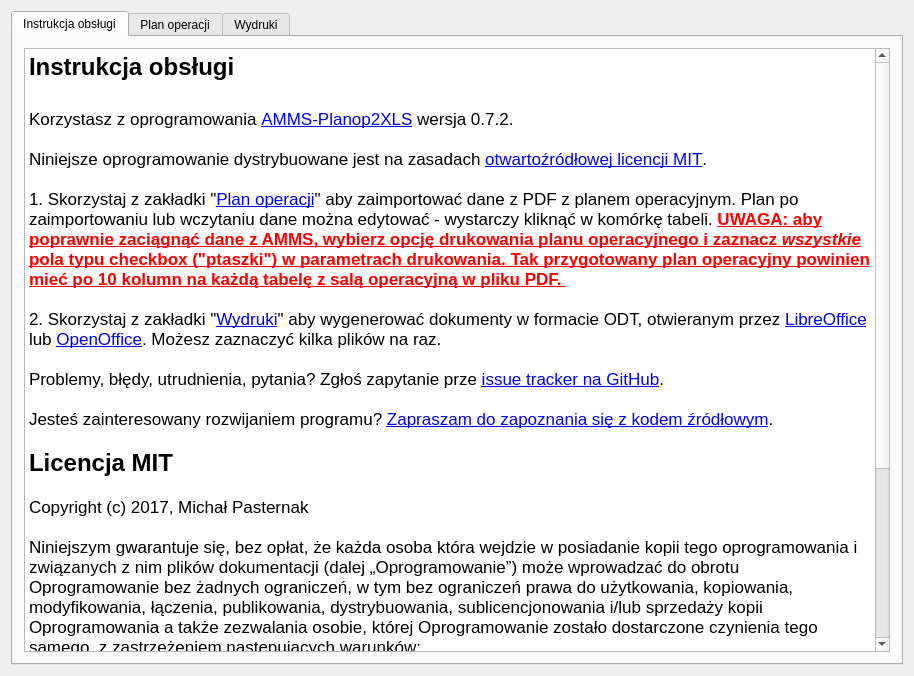
Before: the Qt Designer form amms_planop2xls/mainwindow.ui in mpasternak/amms-planop2xls, drawn with Qt 5.
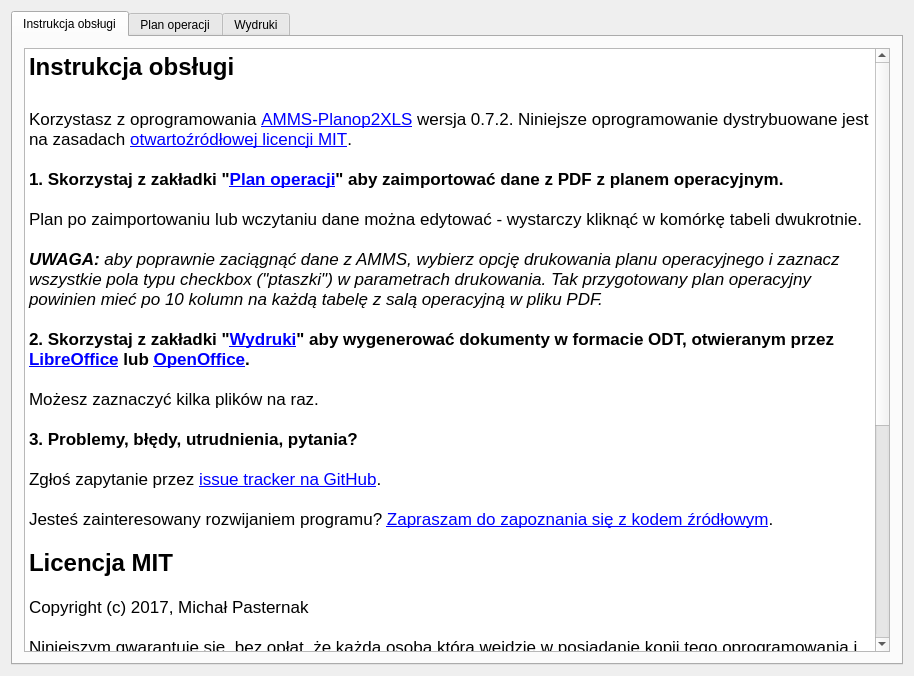
After: the same form once the commit is applied. The open tabs and pages were chosen to show the change. Icons and pictures are not drawn.

Commit message: Literówka, formatownaie tekstu instrukcji

Diff of the .ui file:
```diff
--- a/amms_planop2xls/mainwindow.ui
+++ b/amms_planop2xls/mainwindow.ui
@@ -40,15 +40,21 @@
 &lt;/style&gt;&lt;/head&gt;&lt;body style=&quot; font-family:'.SF NS Text'; font-size:13pt; font-weight:400; font-style:normal;&quot;&gt;
 &lt;p style=&quot; margin-top:0px; margin-bottom:0px; margin-left:0px; margin-right:0px; -qt-block-indent:0; text-indent:0px;&quot;&gt;&lt;span style=&quot; font-size:18pt; font-weight:600;&quot;&gt;Instrukcja obsługi&lt;/span&gt;&lt;/p&gt;
 &lt;p style=&quot;-qt-paragraph-type:empty; margin-top:0px; margin-bottom:0px; margin-left:0px; margin-right:0px; -qt-block-indent:0; text-indent:0px; font-size:18pt; font-weight:600;&quot;&gt;&lt;br /&gt;&lt;/p&gt;
-&lt;p style=&quot; margin-top:0px; margin-bottom:0px; margin-left:0px; margin-right:0px; -qt-block-indent:0; text-indent:0px;&quot;&gt;Korzystasz z oprogramowania &lt;a href=&quot;https://github.com/mpasternak/amms-planop2xls&quot;&gt;&lt;span style=&quot; text-decoration: underline; color:#0000ff;&quot;&gt;AMMS-Planop2XLS&lt;/span&gt;&lt;/a&gt; wersja 0.7.2. &lt;/p&gt;
+&lt;p style=&quot; margin-top:0px; margin-bottom:0px; margin-left:0px; margin-right:0px; -qt-block-indent:0; text-indent:0px;&quot;&gt;Korzystasz z oprogramowania &lt;a href=&quot;https://github.com/mpasternak/amms-planop2xls&quot;&gt;&lt;span style=&quot; text-decoration: underline; color:#0000ff;&quot;&gt;AMMS-Planop2XLS&lt;/span&gt;&lt;/a&gt; wersja 0.7.2. Niniejsze oprogramowanie dystrybuowane jest na zasadach &lt;a href=&quot;https://pl.wikipedia.org/wiki/Licencja_MIT&quot;&gt;&lt;span style=&quot; text-decoration: underline; color:#0000ff;&quot;&gt;otwartoźródłowej licencji MIT&lt;/span&gt;&lt;/a&gt;. &lt;/p&gt;
 &lt;p style=&quot;-qt-paragraph-type:empty; margin-top:0px; margin-bottom:0px; margin-left:0px; margin-right:0px; -qt-block-indent:0; text-indent:0px;&quot;&gt;&lt;br /&gt;&lt;/p&gt;
-&lt;p style=&quot; margin-top:0px; margin-bottom:0px; margin-left:0px; margin-right:0px; -qt-block-indent:0; text-indent:0px;&quot;&gt;Niniejsze oprogramowanie dystrybuowane jest na zasadach &lt;a href=&quot;https://pl.wikipedia.org/wiki/Licencja_MIT&quot;&gt;&lt;span style=&quot; text-decoration: underline; color:#0000ff;&quot;&gt;otwartoźródłowej licencji MIT&lt;/span&gt;&lt;/a&gt;. &lt;/p&gt;
+&lt;p style=&quot; margin-top:0px; margin-bottom:0px; margin-left:0px; margin-right:0px; -qt-block-indent:0; text-indent:0px;&quot;&gt;&lt;span style=&quot; font-weight:600;&quot;&gt;1. Skorzystaj z zakładki &amp;quot;&lt;/span&gt;&lt;a href=&quot;tab://1&quot;&gt;&lt;span style=&quot; font-weight:600; text-decoration: underline; color:#0000ff;&quot;&gt;Plan operacji&lt;/span&gt;&lt;/a&gt;&lt;span style=&quot; font-weight:600;&quot;&gt;&amp;quot; aby zaimportować dane z PDF z planem operacyjnym. &lt;/span&gt;&lt;/p&gt;
+&lt;p style=&quot;-qt-paragraph-type:empty; margin-top:0px; margin-bottom:0px; margin-left:0px; margin-right:0px; -qt-block-indent:0; text-indent:0px; font-weight:600;&quot;&gt;&lt;br /&gt;&lt;/p&gt;
+&lt;p style=&quot; margin-top:0px; margin-bottom:0px; margin-left:0px; margin-right:0px; -qt-block-indent:0; text-indent:0px;&quot;&gt;Plan po zaimportowaniu lub wczytaniu dane można edytować - wystarczy kliknąć w komórkę tabeli dwukrotnie. &lt;/p&gt;
 &lt;p style=&quot;-qt-paragraph-type:empty; margin-top:0px; margin-bottom:0px; margin-left:0px; margin-right:0px; -qt-block-indent:0; text-indent:0px;&quot;&gt;&lt;br /&gt;&lt;/p&gt;
-&lt;p style=&quot; margin-top:0px; margin-bottom:0px; margin-left:0px; margin-right:0px; -qt-block-indent:0; text-indent:0px;&quot;&gt;1. Skorzystaj z zakładki &amp;quot;&lt;a href=&quot;tab://1&quot;&gt;&lt;span style=&quot; text-decoration: underline; color:#0000ff;&quot;&gt;Plan operacji&lt;/span&gt;&lt;/a&gt;&amp;quot; aby zaimportować dane z PDF z planem operacyjnym. Plan po zaimportowaniu lub wczytaniu dane można edytować - wystarczy kliknąć w komórkę tabeli. &lt;span style=&quot; font-weight:600; text-decoration: underline; color:#ff0000;&quot;&gt;UWAGA: aby poprawnie zaciągnąć dane z AMMS, wybierz opcję drukowania planu operacyjnego i zaznacz &lt;/span&gt;&lt;span style=&quot; font-weight:600; font-style:italic; text-decoration: underline; color:#ff0000;&quot;&gt;wszystkie&lt;/span&gt;&lt;span style=&quot; font-weight:600; text-decoration: underline; color:#ff0000;&quot;&gt; pola typu checkbox (&amp;quot;ptaszki&amp;quot;) w parametrach drukowania. Tak przygotowany plan operacyjny powinien mieć po 10 kolumn na każdą tabelę z salą operacyjną w pliku PDF. &lt;/span&gt;&lt;/p&gt;
+&lt;p style=&quot; margin-top:0px; margin-bottom:0px; margin-left:0px; margin-right:0px; -qt-block-indent:0; text-indent:0px;&quot;&gt;&lt;span style=&quot; font-weight:600; font-style:italic; color:#000000;&quot;&gt;UWAGA: &lt;/span&gt;&lt;span style=&quot; font-style:italic; color:#000000;&quot;&gt;aby poprawnie zaciągnąć dane z AMMS, wybierz opcję drukowania planu operacyjnego i zaznacz wszystkie pola typu checkbox (&amp;quot;ptaszki&amp;quot;) w parametrach drukowania. Tak przygotowany plan operacyjny powinien mieć po 10 kolumn na każdą tabelę z salą operacyjną w pliku PDF. &lt;/span&gt;&lt;/p&gt;
+&lt;p style=&quot;-qt-paragraph-type:empty; margin-top:0px; margin-bottom:0px; margin-left:0px; margin-right:0px; -qt-block-indent:0; text-indent:0px; font-weight:600; font-style:italic;&quot;&gt;&lt;br /&gt;&lt;/p&gt;
+&lt;p style=&quot; margin-top:0px; margin-bottom:0px; margin-left:0px; margin-right:0px; -qt-block-indent:0; text-indent:0px;&quot;&gt;&lt;span style=&quot; font-weight:600;&quot;&gt;2. Skorzystaj z zakładki &amp;quot;&lt;/span&gt;&lt;a href=&quot;tab://2&quot;&gt;&lt;span style=&quot; font-weight:600; text-decoration: underline; color:#0000ff;&quot;&gt;Wydruki&lt;/span&gt;&lt;/a&gt;&lt;span style=&quot; font-weight:600;&quot;&gt;&amp;quot; aby wygenerować dokumenty w formacie ODT, otwieranym przez &lt;/span&gt;&lt;a href=&quot;http://www.libreoffice.org&quot;&gt;&lt;span style=&quot; font-weight:600; text-decoration: underline; color:#0000ff;&quot;&gt;LibreOffice&lt;/span&gt;&lt;/a&gt;&lt;span style=&quot; font-weight:600;&quot;&gt; lub &lt;/span&gt;&lt;a href=&quot;https://www.openoffice.org&quot;&gt;&lt;span style=&quot; font-weight:600; text-decoration: underline; color:#0000ff;&quot;&gt;OpenOffice&lt;/span&gt;&lt;/a&gt;&lt;span style=&quot; font-weight:600;&quot;&gt;. &lt;/span&gt;&lt;/p&gt;
+&lt;p style=&quot;-qt-paragraph-type:empty; margin-top:0px; margin-bottom:0px; margin-left:0px; margin-right:0px; -qt-block-indent:0; text-indent:0px; font-weight:600;&quot;&gt;&lt;br /&gt;&lt;/p&gt;
+&lt;p style=&quot; margin-top:0px; margin-bottom:0px; margin-left:0px; margin-right:0px; -qt-block-indent:0; text-indent:0px;&quot;&gt;Możesz zaznaczyć kilka plików na raz. &lt;/p&gt;
 &lt;p style=&quot;-qt-paragraph-type:empty; margin-top:0px; margin-bottom:0px; margin-left:0px; margin-right:0px; -qt-block-indent:0; text-indent:0px;&quot;&gt;&lt;br /&gt;&lt;/p&gt;
-&lt;p style=&quot; margin-top:0px; margin-bottom:0px; margin-left:0px; margin-right:0px; -qt-block-indent:0; text-indent:0px;&quot;&gt;2. Skorzystaj z zakładki &amp;quot;&lt;a href=&quot;tab://2&quot;&gt;&lt;span style=&quot; text-decoration: underline; color:#0000ff;&quot;&gt;Wydruki&lt;/span&gt;&lt;/a&gt;&amp;quot; aby wygenerować dokumenty w formacie ODT, otwieranym przez &lt;a href=&quot;http://www.libreoffice.org&quot;&gt;&lt;span style=&quot; text-decoration: underline; color:#0000ff;&quot;&gt;LibreOffice&lt;/span&gt;&lt;/a&gt; lub &lt;a href=&quot;https://www.openoffice.org&quot;&gt;&lt;span style=&quot; text-decoration: underline; color:#0000ff;&quot;&gt;OpenOffice&lt;/span&gt;&lt;/a&gt;. Możesz zaznaczyć kilka plików na raz. &lt;/p&gt;
+&lt;p style=&quot; margin-top:0px; margin-bottom:0px; margin-left:0px; margin-right:0px; -qt-block-indent:0; text-indent:0px;&quot;&gt;&lt;span style=&quot; font-weight:600;&quot;&gt;3. Problemy, błędy, utrudnienia, pytania? &lt;/span&gt;&lt;/p&gt;
 &lt;p style=&quot;-qt-paragraph-type:empty; margin-top:0px; margin-bottom:0px; margin-left:0px; margin-right:0px; -qt-block-indent:0; text-indent:0px;&quot;&gt;&lt;br /&gt;&lt;/p&gt;
-&lt;p style=&quot; margin-top:0px; margin-bottom:0px; margin-left:0px; margin-right:0px; -qt-block-indent:0; text-indent:0px;&quot;&gt;Problemy, błędy, utrudnienia, pytania? Zgłoś zapytanie prze &lt;a href=&quot;https://github.com/mpasternak/amms-planop2xls/issues&quot;&gt;&lt;span style=&quot; text-decoration: underline; color:#0000ff;&quot;&gt;issue tracker na GitHub&lt;/span&gt;&lt;/a&gt;. &lt;/p&gt;
+&lt;p style=&quot; margin-top:0px; margin-bottom:0px; margin-left:0px; margin-right:0px; -qt-block-indent:0; text-indent:0px;&quot;&gt;Zgłoś zapytanie przez &lt;a href=&quot;https://github.com/mpasternak/amms-planop2xls/issues&quot;&gt;&lt;span style=&quot; text-decoration: underline; color:#0000ff;&quot;&gt;issue tracker na GitHub&lt;/span&gt;&lt;/a&gt;. &lt;/p&gt;
 &lt;p style=&quot;-qt-paragraph-type:empty; margin-top:0px; margin-bottom:0px; margin-left:0px; margin-right:0px; -qt-block-indent:0; text-indent:0px;&quot;&gt;&lt;br /&gt;&lt;/p&gt;
 &lt;p style=&quot; margin-top:0px; margin-bottom:0px; margin-left:0px; margin-right:0px; -qt-block-indent:0; text-indent:0px;&quot;&gt;Jesteś zainteresowany rozwijaniem programu? &lt;a href=&quot;https://github.com/mpasternak/amms-planop2xls&quot;&gt;&lt;span style=&quot; text-decoration: underline; color:#0000ff;&quot;&gt;Zapraszam do zapoznania się z kodem źródłowym&lt;/span&gt;&lt;/a&gt;. &lt;/p&gt;
 &lt;p style=&quot;-qt-paragraph-type:empty; margin-top:0px; margin-bottom:0px; margin-left:0px; margin-right:0px; -qt-block-indent:0; text-indent:0px;&quot;&gt;&lt;br /&gt;&lt;/p&gt;
```
